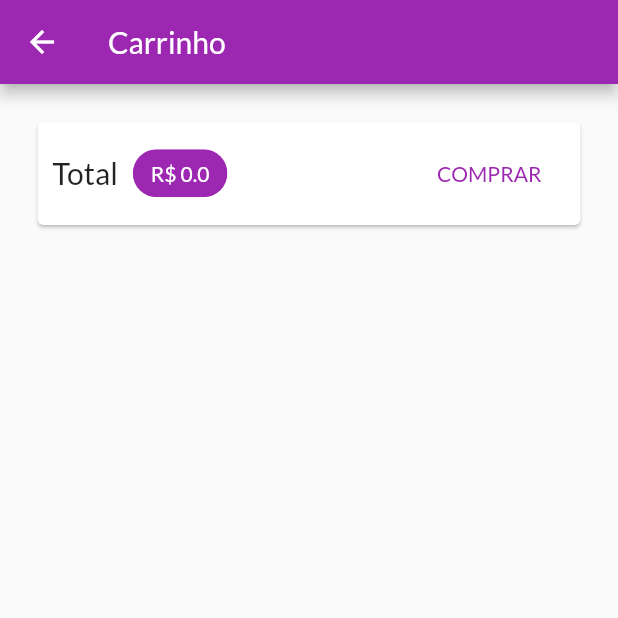
After one commit to costagabe/my-shop, a Flutter app: the CartScreen screen opened by its route, on a phone screen of 412 x 824 dp, the top half of it. The commit adds this screen. Run offline on Flutter 3.47's test engine with Material 2 defaults, Android fonts, the phone set to English and light mode, and no system bars; missing offline and left inert: dart:html; network calls fail.

Commit message:
Cart shows total amount.

```diff
--- a/lib/main.dart
+++ b/lib/main.dart
@@ -3,6 +3,7 @@ import 'package:provider/provider.dart';
 import 'package:shop/providers/cart.dart';
 import 'package:shop/providers/products.dart';
 import 'package:shop/utils/app_routes.dart';
+import 'package:shop/views/cart_screen.dart';
 import 'package:shop/views/product_detail_screen.dart';
 import 'package:shop/views/products_overview_screen.dart';
 
@@ -29,7 +30,10 @@ class MyApp extends StatelessWidget {
           fontFamily: 'Lato',
         ),
         home: ProducutOverviewScreen(),
-        routes: {AppRoutes.PRODUCT_DETAIL: (ctx) => ProductDetailScreen()},
+        routes: {
+          AppRoutes.PRODUCT_DETAIL: (ctx) => ProductDetailScreen(),
+          AppRoutes.CART: (ctx) => CartScreen(),
+        },
       ),
     );
   }
--- a/lib/providers/cart.dart
+++ b/lib/providers/cart.dart
@@ -26,6 +26,14 @@ class Cart with ChangeNotifier {
 
   int get itemCount => _items.length;
 
+  double get totalAmount {
+    double total = 0;
+    _items.forEach((key, cartItem) {
+      total += cartItem.price * cartItem.quantity;
+    });
+    return total;
+  }
+
   void addItem(Product product) {
     if (_items.containsKey(product.id)) {
       _items.update(
--- a/lib/utils/app_routes.dart
+++ b/lib/utils/app_routes.dart
@@ -1,3 +1,4 @@
 class AppRoutes {
   static const PRODUCT_DETAIL = '/product-detail';
+  static const CART = '/cart';
 }
--- /dev/null
+++ b/lib/views/cart_screen.dart
@@ -0,0 +1,59 @@
+import 'package:flutter/material.dart';
+import 'package:provider/provider.dart';
+import 'package:shop/providers/cart.dart';
+
+class CartScreen extends StatelessWidget {
+  @override
+  Widget build(BuildContext context) {
+    final Cart cart = Provider.of(context);
+    return Scaffold(
+      appBar: AppBar(
+        title: Text('Carrinho'),
+      ),
+      body: Column(
+        children: [
+          Card(
+            margin: EdgeInsets.all(25),
+            child: Padding(
+              padding: EdgeInsets.all(10),
+              child: Row(
+                mainAxisAlignment: MainAxisAlignment.spaceBetween,
+                children: [
+                  Text(
+                    'Total',
+                    style: TextStyle(
+                      fontSize: 20,
+                    ),
+                  ),
+                  SizedBox(width: 10),
+                  Chip(
+                    label: Text(
+                      'R\$ ${cart.totalAmount}',
+                      style: TextStyle(
+                          color: Theme.of(context)
+                              .primaryTextTheme
+                              .headline6
+                              .color),
+                    ),
+                    backgroundColor: Theme.of(context).primaryColor,
+                  ),
+                  Spacer(),
+                  TextButton(
+                    onPressed: () {},
+                    child: Padding(
+                      padding: const EdgeInsets.all(8.0),
+                      child: Text(
+                        'COMPRAR',
+                        style: TextStyle(color: Theme.of(context).primaryColor),
+                      ),
+                    ),
+                  ),
+                ],
+              ),
+            ),
+          )
+        ],
+      ),
+    );
+  }
+}
--- a/lib/views/products_overview_screen.dart
+++ b/lib/views/products_overview_screen.dart
@@ -1,7 +1,10 @@
+import 'dart:html';
+
 import 'package:flutter/material.dart';
 import 'package:provider/provider.dart';
 import 'package:shop/providers/cart.dart';
 import 'package:shop/providers/products.dart';
+import 'package:shop/utils/app_routes.dart';
 import 'package:shop/widgets/badge.dart';
 import 'package:shop/widgets/product_grid.dart';
 
@@ -38,7 +41,9 @@ class ProducutOverviewScreen extends StatelessWidget {
               value: cart.itemCount.toString(),
               child: IconButton(
                 icon: Icon(Icons.shopping_cart),
-                onPressed: () {},
+                onPressed: () {
+                  Navigator.of(context).pushNamed(AppRoutes.CART);
+                },
               ),
             ),
           )
```
